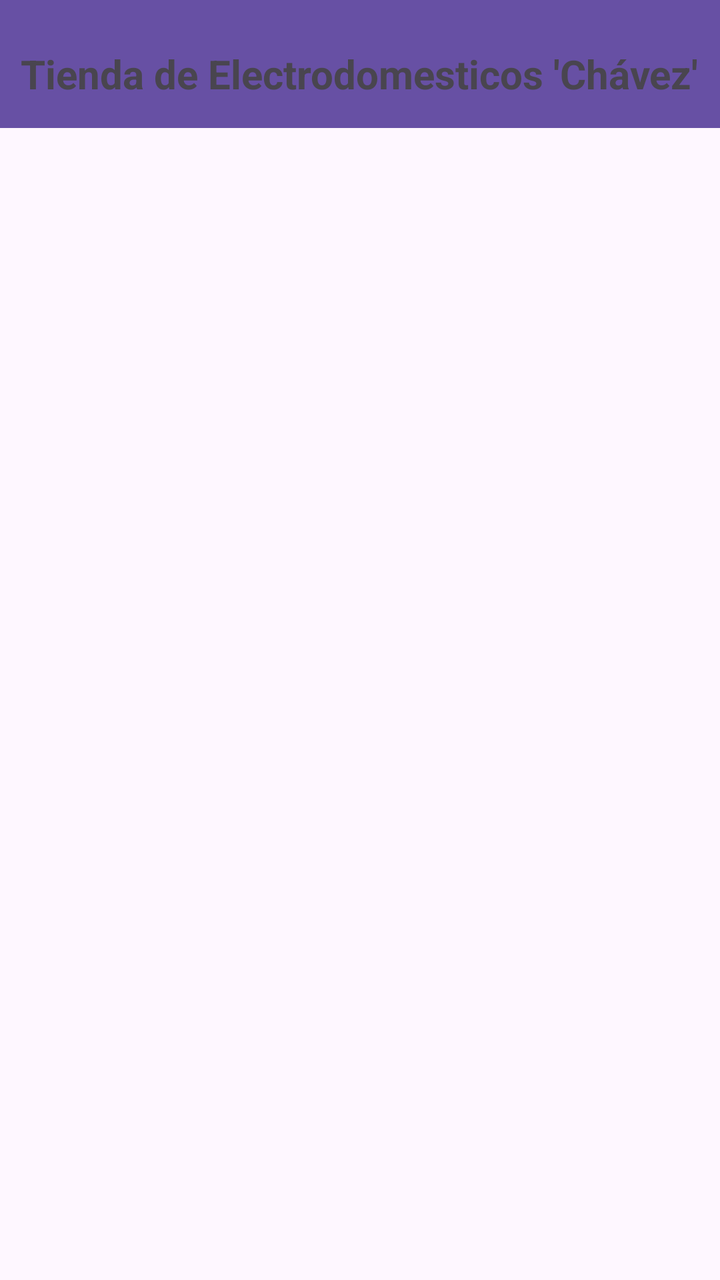
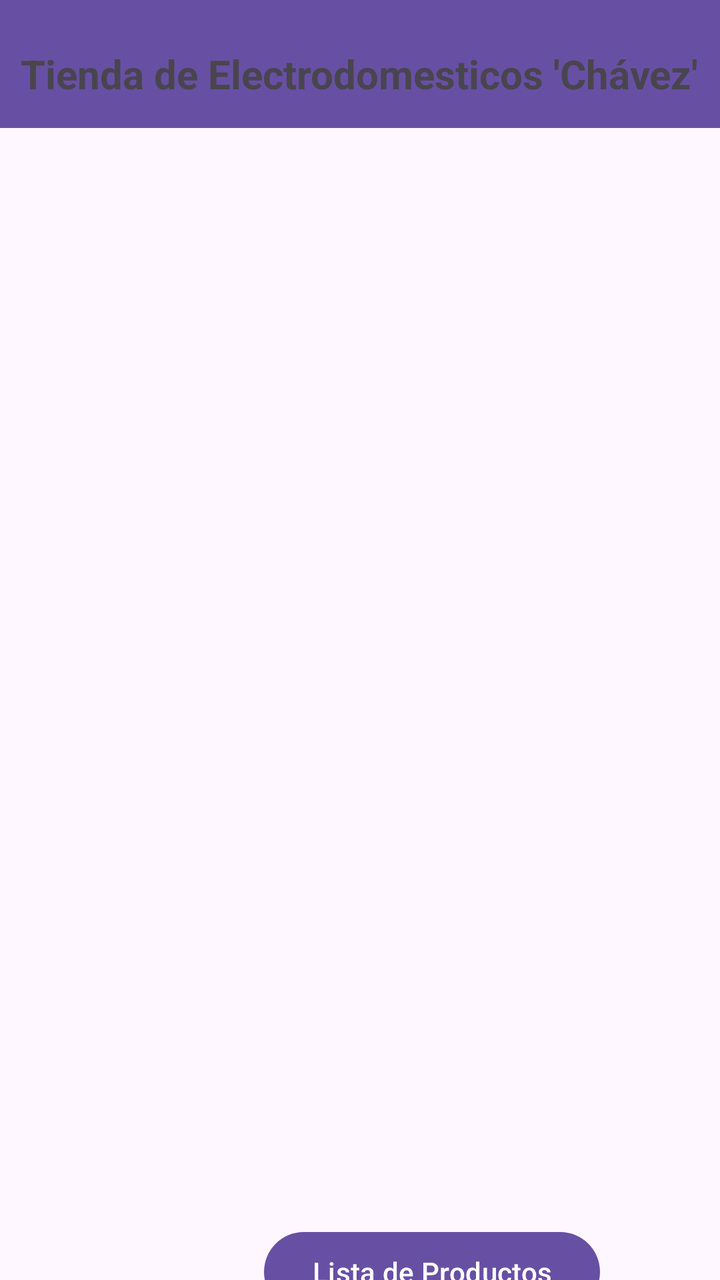

The first picture is an Android layout as it rendered before a commit; the second is the same layout after the commit. The layout source and the unified diff follow.
<!-- AndroidManifest.xml: application theme Theme.AppTienda -->
<!-- res/layout/activity_main.xml -->
<?xml version="1.0" encoding="utf-8"?>
<androidx.constraintlayout.widget.ConstraintLayout xmlns:android="http://schemas.android.com/apk/res/android"
    xmlns:app="http://schemas.android.com/apk/res-auto"
    xmlns:tools="http://schemas.android.com/tools"
    android:id="@+id/main"
    android:layout_width="match_parent"
    android:layout_height="match_parent"
    tools:context=".MainActivity">

    <androidx.appcompat.widget.Toolbar
        android:id="@+id/toolbar"
        android:layout_width="409dp"
        android:layout_height="wrap_content"
        android:background="?attr/colorPrimary"
        android:minHeight="?attr/actionBarSize"
        android:theme="?attr/actionBarTheme"
        tools:layout_editor_absoluteX="1dp"
        tools:layout_editor_absoluteY="6dp" />

    <TextView
        android:layout_width="wrap_content"
        android:layout_height="wrap_content"
        android:text="Tienda de Electrodomesticos 'Chávez'"
        android:textSize="20sp"
        android:textStyle="bold"
        app:layout_constraintBottom_toBottomOf="parent"
        app:layout_constraintEnd_toEndOf="parent"
        app:layout_constraintHorizontal_bias="0.492"
        app:layout_constraintStart_toStartOf="parent"
        app:layout_constraintTop_toTopOf="parent"
        app:layout_constraintVertical_bias="0.038" />

</androidx.constraintlayout.widget.ConstraintLayout>
<!-- resources referenced by this layout -->
<resources>
  <style name="Theme.AppTienda" parent="Base.Theme.AppTienda" />
  <style name="Base.Theme.AppTienda" parent="Theme.Material3.DayNight.NoActionBar">
          
          
      </style>
</resources>

<!-- the commit's change to res/layout/activity_main.xml (unified diff, before → after) -->
@@ -30,4 +30,14 @@
         app:layout_constraintTop_toTopOf="parent"
         app:layout_constraintVertical_bias="0.038" />
 
+    <Button
+        android:id="@+id/button"
+        android:layout_width="wrap_content"
+        android:layout_height="wrap_content"
+        android:layout_marginStart="132dp"
+        android:layout_marginTop="548dp"
+        android:text="Lista de Productos"
+        app:layout_constraintStart_toStartOf="parent"
+        app:layout_constraintTop_toBottomOf="@+id/toolbar" />
+
 </androidx.constraintlayout.widget.ConstraintLayout>
